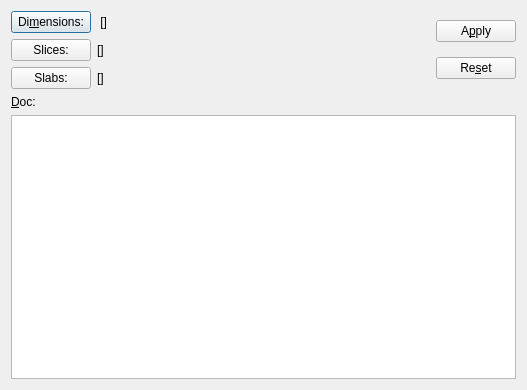
Above: nxsconfigtool/ui/sourceviewdlg.ui from nexdatas/nxsdesigner before the change. Below: the same form after it.
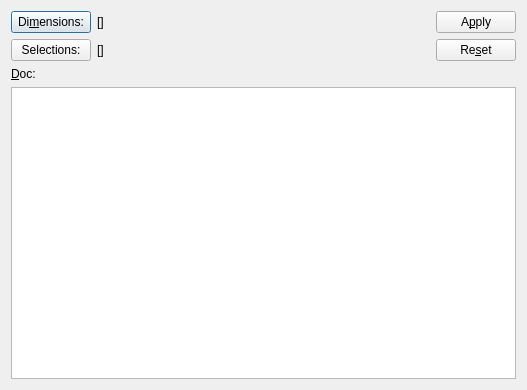
That is the form after the change.

```diff
--- a/nxsconfigtool/ui/sourceviewdlg.ui
+++ b/nxsconfigtool/ui/sourceviewdlg.ui
@@ -44,7 +44,7 @@
            <item>
             <widget class="QLabel" name="dimLabel">
              <property name="text">
-              <string> []              </string>
+              <string>[]</string>
              </property>
             </widget>
            </item>
@@ -68,7 +68,7 @@
            <item>
             <widget class="QPushButton" name="slicePushButton">
              <property name="text">
-              <string>Slices:</string>
+              <string>Selections:</string>
              </property>
             </widget>
            </item>
@@ -80,38 +80,7 @@
             </widget>
            </item>
            <item>
-            <spacer name="sliceHorizontalSpacer">
-             <property name="orientation">
-              <enum>Qt::Horizontal</enum>
-             </property>
-             <property name="sizeHint" stdset="0">
-              <size>
-               <width>40</width>
-               <height>20</height>
-              </size>
-             </property>
-            </spacer>
-           </item>
-          </layout>
-         </item>
-         <item>
-          <layout class="QHBoxLayout" name="horizontalLayout">
-           <item>
-            <widget class="QPushButton" name="slabPushButton">
-             <property name="text">
-              <string>Slabs:</string>
-             </property>
-            </widget>
-           </item>
-           <item>
-            <widget class="QLabel" name="slabLabel">
-             <property name="text">
-              <string>[]</string>
-             </property>
-            </widget>
-           </item>
-           <item>
-            <spacer name="slabHorizontalSpacer">
+            <spacer name="selectionsHorizontalSpacer">
              <property name="orientation">
               <enum>Qt::Horizontal</enum>
              </property>
```
Left out of the diff: 6 changed lines with no effect on the pictures.
